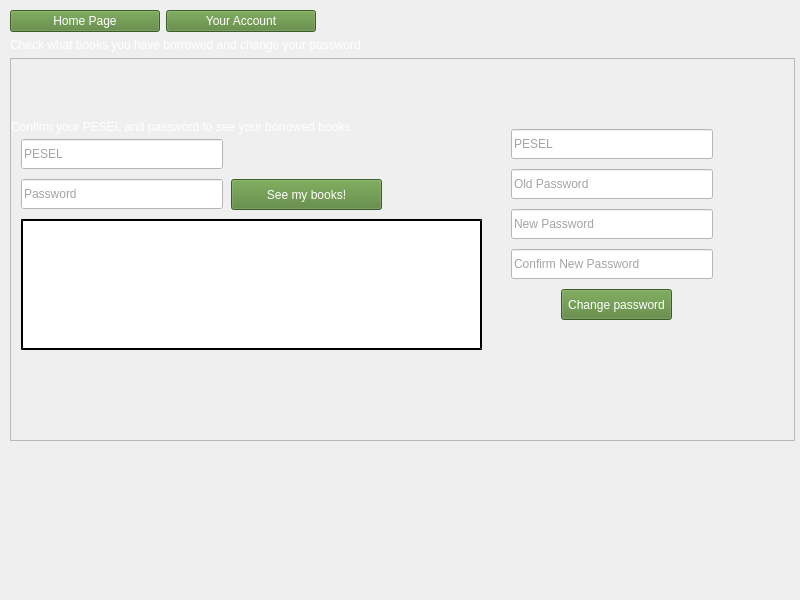
Qt form accountview.ui (wcislak97/ProdigyLibrary) before a commit.
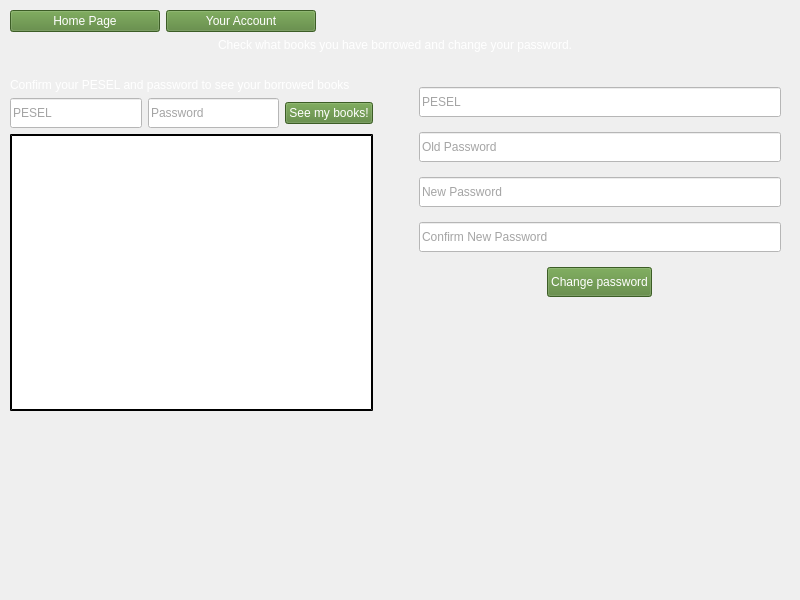
The same form after that commit.

Diff of the .ui file:
```diff
--- a/accountview.ui
+++ b/accountview.ui
@@ -18,8 +18,8 @@
     <rect>
      <x>10</x>
      <y>10</y>
-     <width>785</width>
-     <height>431</height>
+     <width>771</width>
+     <height>401</height>
     </rect>
    </property>
    <layout class="QVBoxLayout" name="verticalLayout_2">
@@ -89,9 +89,22 @@
         </property>
        </widget>
       </item>
-     </layout>
-    </item>
     <item>
+       <spacer name="horizontalSpacer">
+        <property name="orientation">
+         <enum>Qt::Horizontal</enum>
+        </property>
+        <property name="sizeHint" stdset="0">
+         <size>
+          <width>40</width>
+          <height>20</height>
+         </size>
+        </property>
+       </spacer>
+      </item>
+     </layout>
+    </item>
+    <item alignment="Qt::AlignHCenter">
      <widget class="QLabel" name="label_2">
       <property name="styleSheet">
        <string notr="true">color: rgb(255, 255, 255);
@@ -103,140 +116,32 @@
      </widget>
     </item>
     <item>
-     <layout class="QHBoxLayout" name="horizontalLayout_8"/>
+     <spacer name="verticalSpacer_2">
+      <property name="orientation">
+       <enum>Qt::Vertical</enum>
+      </property>
+      <property name="sizeType">
+       <enum>QSizePolicy::Fixed</enum>
+      </property>
+      <property name="sizeHint" stdset="0">
+       <size>
+        <width>20</width>
+        <height>20</height>
+       </size>
+      </property>
+     </spacer>
     </item>
     <item>
-     <widget class="QScrollArea" name="scrollArea_2">
-      <property name="widgetResizable">
-       <bool>true</bool>
-      </property>
-      <widget class="QWidget" name="scrollAreaWidgetContents">
-       <property name="geometry">
-        <rect>
-         <x>0</x>
-         <y>0</y>
-         <width>781</width>
-         <height>353</height>
-        </rect>
-       </property>
-       <widget class="QLineEdit" name="lineEdit_pesel_p">
-        <property name="geometry">
-         <rect>
-          <x>500</x>
-          <y>70</y>
-          <width>202</width>
-          <height>30</height>
-         </rect>
-        </property>
-        <property name="minimumSize">
-         <size>
-          <width>0</width>
-          <height>30</height>
-         </size>
-        </property>
-        <property name="styleSheet">
-         <string notr="true">background-color: rgb(255, 255, 255);
-color: rgb(74, 74, 74);</string>
-        </property>
-        <property name="placeholderText">
-         <string>PESEL</string>
-        </property>
-       </widget>
-       <widget class="QLineEdit" name="lineEdit_old_pass">
-        <property name="geometry">
-         <rect>
-          <x>500</x>
-          <y>110</y>
-          <width>202</width>
-          <height>30</height>
-         </rect>
-        </property>
-        <property name="minimumSize">
-         <size>
-          <width>0</width>
-          <height>30</height>
-         </size>
-        </property>
-        <property name="styleSheet">
-         <string notr="true">background-color: rgb(255, 255, 255);
-color: rgb(74, 74, 74);</string>
-        </property>
-        <property name="placeholderText">
-         <string>Old Password</string>
-        </property>
-       </widget>
-       <widget class="QPushButton" name="pushButton_change_password">
-        <property name="geometry">
-         <rect>
-          <x>550</x>
-          <y>230</y>
-          <width>111</width>
-          <height>31</height>
-         </rect>
-        </property>
-        <property name="styleSheet">
-         <string notr="true">background-color: rgb(84, 130, 53);
-color: rgb(255, 255, 255);</string>
-        </property>
-        <property name="text">
-         <string>Change password</string>
-        </property>
-       </widget>
-       <widget class="QLineEdit" name="lineEdit_new_pass">
-        <property name="geometry">
-         <rect>
-          <x>500</x>
-          <y>150</y>
-          <width>202</width>
-          <height>30</height>
-         </rect>
-        </property>
-        <property name="minimumSize">
-         <size>
-          <width>0</width>
-          <height>30</height>
-         </size>
-        </property>
-        <property name="styleSheet">
-         <string notr="true">background-color: rgb(255, 255, 255);
-color: rgb(74, 74, 74);</string>
-        </property>
-        <property name="placeholderText">
-         <string>New Password</string>
-        </property>
-       </widget>
-       <widget class="QLineEdit" name="lineEdit_new_pass_confirm">
-        <property name="geometry">
-         <rect>
-          <x>500</x>
-          <y>190</y>
-          <width>202</width>
-          <height>30</height>
-         </rect>
-        </property>
-        <property name="minimumSize">
-         <size>
-          <width>0</width>
-          <height>30</height>
-         </size>
-        </property>
-        <property name="styleSheet">
-         <string notr="true">background-color: rgb(255, 255, 255);
-color: rgb(74, 74, 74);</string>
-        </property>
-        <property name="placeholderText">
-         <string>Confirm New Password</string>
-        </property>
-       </widget>
+     <layout class="QHBoxLayout" name="horizontalLayout_8">
+      <item>
+       <layout class="QHBoxLayout" name="horizontalLayout">
+        <item>
+         <layout class="QVBoxLayout" name="verticalLayout_3">
+          <property name="rightMargin">
+           <number>0</number>
+          </property>
+          <item>
        <widget class="QLabel" name="label_3">
-        <property name="geometry">
-         <rect>
-          <x>0</x>
-          <y>60</y>
-          <width>471</width>
-          <height>16</height>
-         </rect>
-        </property>
         <property name="styleSheet">
          <string notr="true">color: rgb(255, 255, 255);
 font: 75 10pt &quot;Calibri&quot;;</string>
@@ -245,15 +150,20 @@
          <string>Confirm your PESEL and password to see your borrowed books</string>
         </property>
        </widget>
+          </item>
+          <item>
+           <layout class="QHBoxLayout" name="horizontalLayout_2">
+            <property name="topMargin">
+             <number>0</number>
+            </property>
+            <property name="rightMargin">
+             <number>0</number>
+            </property>
+            <property name="bottomMargin">
+             <number>0</number>
+            </property>
+            <item>
        <widget class="QLineEdit" name="lineEdit_pesel_b">
-        <property name="geometry">
-         <rect>
-          <x>10</x>
-          <y>80</y>
-          <width>202</width>
-          <height>30</height>
-         </rect>
-        </property>
         <property name="minimumSize">
          <size>
           <width>0</width>
@@ -268,15 +178,9 @@
          <string>PESEL</string>
         </property>
        </widget>
+            </item>
+            <item>
        <widget class="QLineEdit" name="lineEdit_password_b">
-        <property name="geometry">
-         <rect>
-          <x>10</x>
-          <y>120</y>
-          <width>202</width>
-          <height>30</height>
-         </rect>
-        </property>
         <property name="minimumSize">
          <size>
           <width>0</width>
@@ -291,15 +195,9 @@
          <string>Password</string>
         </property>
        </widget>
+            </item>
+            <item>
        <widget class="QPushButton" name="pushButton_see_books">
-        <property name="geometry">
-         <rect>
-          <x>220</x>
-          <y>120</y>
-          <width>151</width>
-          <height>31</height>
-         </rect>
-        </property>
         <property name="styleSheet">
          <string notr="true">background-color: rgb(84, 130, 53);
 color: rgb(255, 255, 255);</string>
@@ -308,22 +206,152 @@
          <string>See my books!</string>
         </property>
        </widget>
+            </item>
+           </layout>
+          </item>
+          <item>
        <widget class="QTableView" name="tableView_2">
-        <property name="geometry">
-         <rect>
-          <x>10</x>
-          <y>160</y>
-          <width>461</width>
-          <height>131</height>
-         </rect>
+            <property name="sizePolicy">
+             <sizepolicy hsizetype="Expanding" vsizetype="Preferred">
+              <horstretch>0</horstretch>
+              <verstretch>50</verstretch>
+             </sizepolicy>
         </property>
         <property name="styleSheet">
          <string notr="true">background: white;
      border: 2px outset black;</string>
         </property>
        </widget>
-      </widget>
-     </widget>
+          </item>
+         </layout>
+        </item>
+        <item>
+         <spacer name="verticalSpacer">
+          <property name="orientation">
+           <enum>Qt::Vertical</enum>
+          </property>
+          <property name="sizeHint" stdset="0">
+           <size>
+            <width>20</width>
+            <height>40</height>
+           </size>
+          </property>
+         </spacer>
+        </item>
+        <item>
+         <spacer name="horizontalSpacer_2">
+          <property name="orientation">
+           <enum>Qt::Horizontal</enum>
+          </property>
+          <property name="sizeType">
+           <enum>QSizePolicy::Fixed</enum>
+          </property>
+          <property name="sizeHint" stdset="0">
+           <size>
+            <width>20</width>
+            <height>20</height>
+           </size>
+          </property>
+         </spacer>
+        </item>
+        <item>
+         <layout class="QVBoxLayout" name="verticalLayout">
+          <property name="rightMargin">
+           <number>0</number>
+          </property>
+          <property name="bottomMargin">
+           <number>100</number>
+          </property>
+          <item>
+           <widget class="QLineEdit" name="lineEdit_pesel_p">
+            <property name="minimumSize">
+             <size>
+              <width>0</width>
+              <height>30</height>
+             </size>
+            </property>
+            <property name="styleSheet">
+             <string notr="true">background-color: rgb(255, 255, 255);
+color: rgb(74, 74, 74);</string>
+            </property>
+            <property name="placeholderText">
+             <string>PESEL</string>
+            </property>
+           </widget>
+          </item>
+          <item>
+           <widget class="QLineEdit" name="lineEdit_old_pass">
+            <property name="minimumSize">
+             <size>
+              <width>0</width>
+              <height>30</height>
+             </size>
+            </property>
+            <property name="styleSheet">
+             <string notr="true">background-color: rgb(255, 255, 255);
+color: rgb(74, 74, 74);</string>
+            </property>
+            <property name="placeholderText">
+             <string>Old Password</string>
+            </property>
+           </widget>
+          </item>
+          <item>
+           <widget class="QLineEdit" name="lineEdit_new_pass">
+            <property name="minimumSize">
+             <size>
+              <width>0</width>
+              <height>30</height>
+             </size>
+            </property>
+            <property name="styleSheet">
+             <string notr="true">background-color: rgb(255, 255, 255);
+color: rgb(74, 74, 74);</string>
+            </property>
+            <property name="placeholderText">
+             <string>New Password</string>
+            </property>
+           </widget>
+          </item>
+          <item>
+           <widget class="QLineEdit" name="lineEdit_new_pass_confirm">
+            <property name="minimumSize">
+             <size>
+              <width>0</width>
+              <height>30</height>
+             </size>
+            </property>
+            <property name="styleSheet">
+             <string notr="true">background-color: rgb(255, 255, 255);
+color: rgb(74, 74, 74);</string>
+            </property>
+            <property name="placeholderText">
+             <string>Confirm New Password</string>
+            </property>
+           </widget>
+          </item>
+          <item alignment="Qt::AlignHCenter">
+           <widget class="QPushButton" name="pushButton_change_password">
+            <property name="maximumSize">
+             <size>
+              <width>150</width>
+              <height>30</height>
+             </size>
+            </property>
+            <property name="styleSheet">
+             <string notr="true">background-color: rgb(84, 130, 53);
+color: rgb(255, 255, 255);</string>
+            </property>
+            <property name="text">
+             <string>Change password</string>
+            </property>
+           </widget>
+          </item>
+         </layout>
+        </item>
+       </layout>
+      </item>
+     </layout>
     </item>
    </layout>
   </widget>
```
Lines whose indentation alone changed are shown as unchanged.
